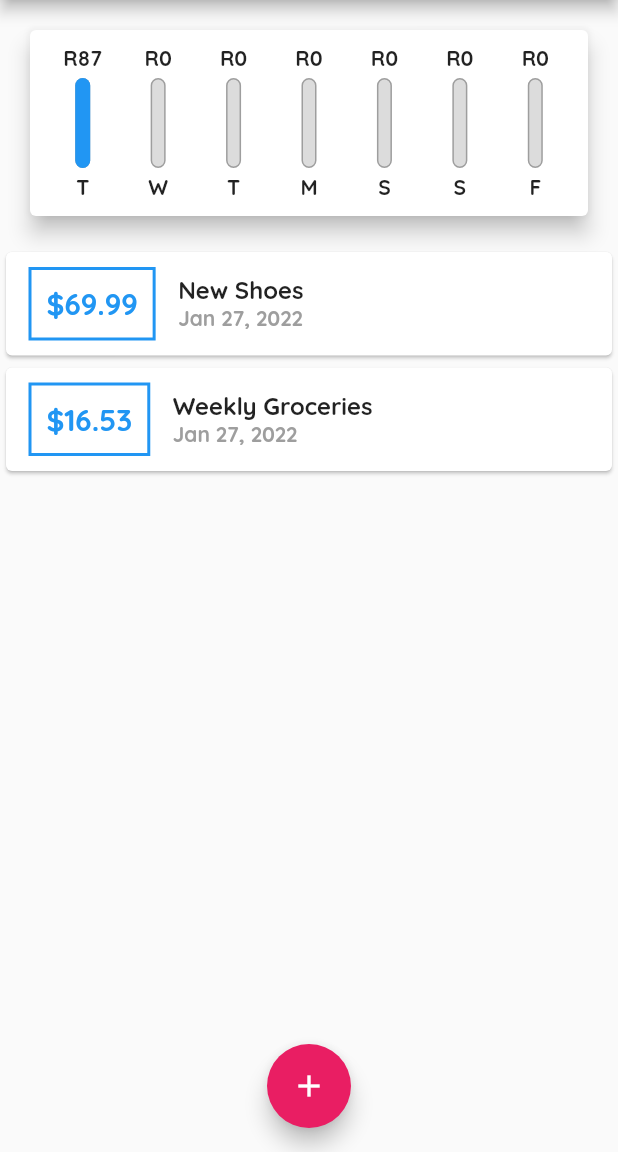
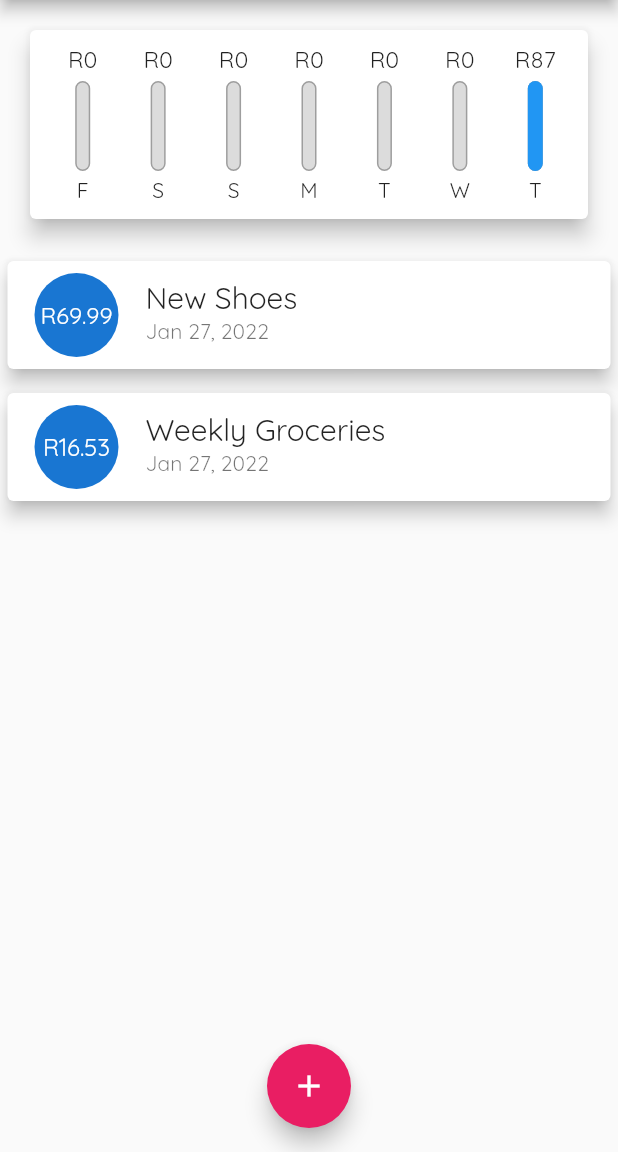
Before and after one commit to TheMorne/Personal-Expenses, a Flutter app: the screen it shows after launch, on a phone screen of 412 x 824 dp, the part 84-1236 px from its top. Run offline on Flutter 3.47's test engine with Material 2 defaults, Android fonts, the phone set to English and light mode, and no system bars; Roboto replaces fonts that are missing (OpenSans).

Commit message:
UI Slight update + other crashing error fixes

```diff
--- a/lib/widgets/chart.dart
+++ b/lib/widgets/chart.dart
@@ -22,12 +22,11 @@ class Chart extends StatelessWidget {
           totalSum += recentTransactions[i].amount;
         }
       }
-
       return {
         'day': DateFormat.E().format(weekDay).substring(0, 1),
         'amount': totalSum
       };
-    });
+    }).reversed.toList();
   }
 
   double get totalSpending {
--- a/lib/widgets/chart_bar.dart
+++ b/lib/widgets/chart_bar.dart
@@ -5,14 +5,19 @@ class ChartBar extends StatelessWidget {
   final double spendingAmount;
   final double spendingPctOfTotal;
 
-ChartBar(this.label, this.spendingAmount, this.spendingPctOfTotal);
+  ChartBar(this.label, this.spendingAmount, this.spendingPctOfTotal);
 
   @override
   Widget build(BuildContext context) {
     return Column(
       children: <Widget>[
-        FittedBox(child: Text('R${spendingAmount.toStringAsFixed(0)}')),
-        SizedBox(height: 4,),
+        Container(
+          height: 20,
+            child: FittedBox(
+                child: Text('R${spendingAmount.toStringAsFixed(0)}'))),
+        SizedBox(
+          height: 4,
+        ),
         Container(
           height: 60,
           width: 10,
@@ -25,16 +30,21 @@ ChartBar(this.label, this.spendingAmount, this.spendingPctOfTotal);
                   borderRadius: BorderRadius.circular(10),
                 ),
               ),
-              FractionallySizedBox(heightFactor: spendingPctOfTotal, child: Container(
-                decoration: BoxDecoration(
-                  color: Theme.of(context).primaryColor,
-                  borderRadius: BorderRadius.circular(10),
+              FractionallySizedBox(
+                heightFactor: spendingPctOfTotal,
+                child: Container(
+                  decoration: BoxDecoration(
+                    color: Theme.of(context).primaryColor,
+                    borderRadius: BorderRadius.circular(10),
+                  ),
                 ),
-              ),)
+              )
             ],
           ),
         ),
-        SizedBox(height: 4,),
+        SizedBox(
+          height: 4,
+        ),
         Text(label),
       ],
     );
--- a/lib/widgets/transaction_list.dart
+++ b/lib/widgets/transaction_list.dart
@@ -31,48 +31,26 @@ class TransactionList extends StatelessWidget {
           : ListView.builder(
               itemBuilder: (ctx, index) {
                 return Card(
-                  child: Row(
-                    children: <Widget>[
-                      Container(
-                        margin: EdgeInsets.symmetric(
-                          vertical: 10,
-                          horizontal: 15,
-                        ),
-                        decoration: BoxDecoration(
-                          border: Border.all(
-                            color: Theme.of(context).primaryColor,
-                            width: 2,
-                          ),
-                        ),
-                        padding: EdgeInsets.all(10),
-                        child: Text(
-                          '\$${transactions[index].amount.toStringAsFixed(2)}',
-                          style: TextStyle(
-                            fontWeight: FontWeight.bold,
-                            fontSize: 20,
-                            color: Theme.of(context).primaryColor,
-                          ),
-                        ),
+                  margin: EdgeInsets.symmetric(vertical: 8,horizontal: 5),
+                  elevation: 5,
+                  child: ListTile(
+                    leading: CircleAvatar(
+                      radius: 30,
+                      child: Padding(
+                        padding: const EdgeInsets.all(6),
+                        child: FittedBox(
+                            child: Text('R${transactions[index].amount}')),
                       ),
-                      Column(
-                        crossAxisAlignment: CrossAxisAlignment.start,
-                        children: <Widget>[
-                          Text(
-                            transactions[index].title,
-                            style: TextStyle(
-                              fontSize: 16,
-                              fontWeight: FontWeight.bold,
-                            ),
-                          ),
-                          Text(
-                            DateFormat.yMMMd().format(transactions[index].date),
-                            style: TextStyle(
-                              color: Colors.grey,
-                            ),
-                          ),
-                        ],
+                    ),
+                    title: Text(
+                      transactions[index].title,
+                      style: Theme.of(context).textTheme.headline6,
+                    ),
+                    subtitle: Text(
+                      DateFormat.yMMMd().format(
+                        transactions[index].date,
                       ),
-                    ],
+                    ),
                   ),
                 );
               },
--- a/pubspec.yaml
+++ b/pubspec.yaml
@@ -31,11 +31,11 @@ flutter:
   fonts:
     - family: OpenSnas
       fonts:
-        - asset: assets/font/OpenSans-Regular.ttf
-        - asset: assets/font/OpenSans-Bold.ttf
+        - asset: assets/fonts/OpenSans-Regular.ttf
+        - asset: assets/fonts/OpenSans-Bold.ttf
           weight: 700
     - family: Quicksand
       fonts:
-        - asset: assets/fonts/Quicksand-Regular.tff
+        - asset: assets/fonts/Quicksand-Regular.ttf
         - asset: assets/fonts/Quicksand-Bold.ttf
           weight: 700
```
